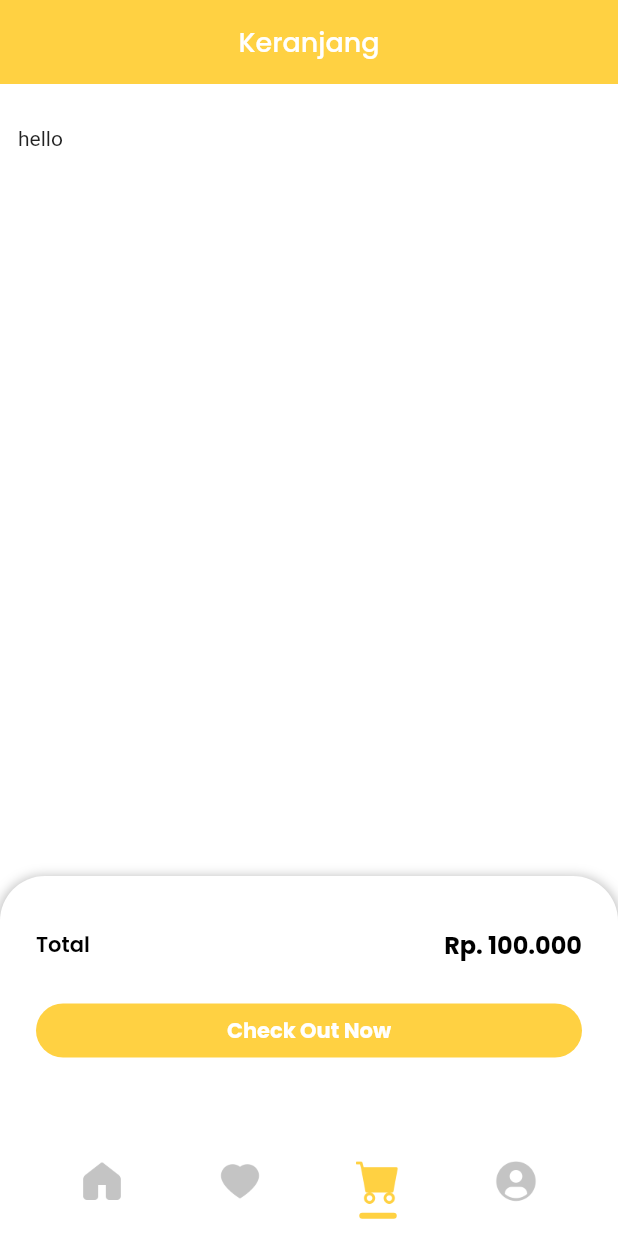
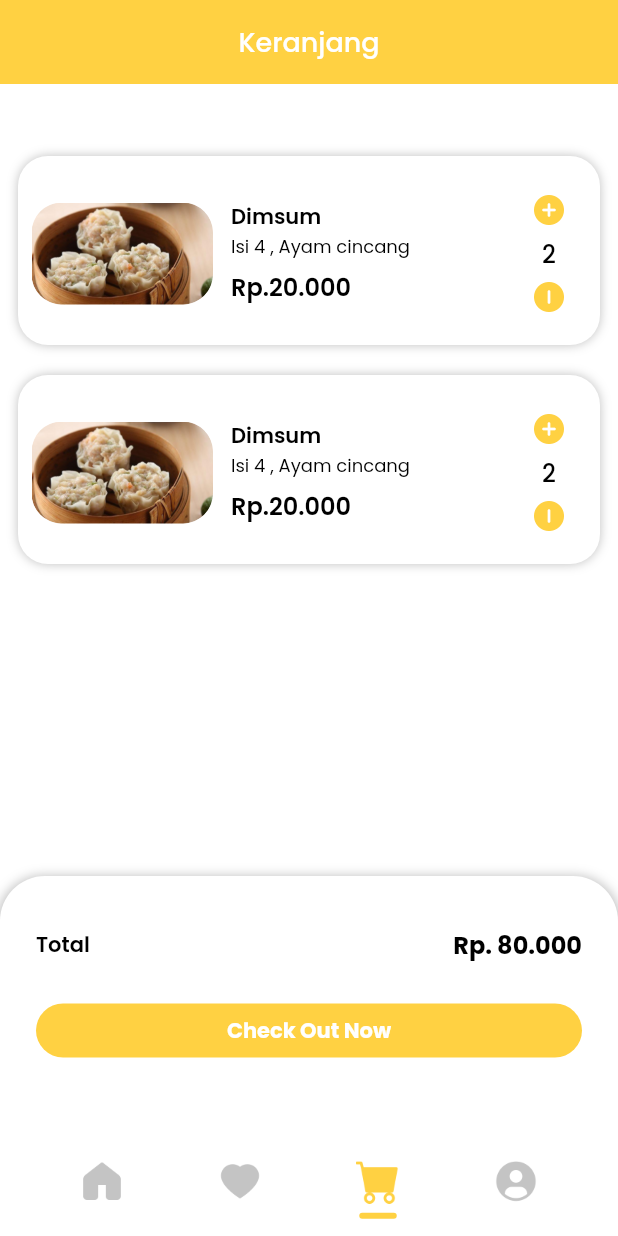
Before and after one commit to J-Orlant/hafoo, a Flutter app: the MainPage screen opened by its route, item 3 of the bottom bar chosen, on a phone screen of 412 x 824 dp. Run offline on Flutter 3.47's test engine with Material 2 defaults, Android fonts, the phone set to English and light mode, and no system bars; our stand-ins replace bloc, flutter_bloc, google_fonts.

Commit message:
Update cart card
update card untuk cart

```diff
--- a/lib/page/auth/login_page.dart
+++ b/lib/page/auth/login_page.dart
@@ -162,6 +162,7 @@ class LoginPage extends StatelessWidget {
     }
 
     return Scaffold(
+      resizeToAvoidBottomInset: false,
       body: SafeArea(
         child: SizedBox(
           width: width,
--- a/lib/page/cart/cart_page.dart
+++ b/lib/page/cart/cart_page.dart
@@ -2,6 +2,7 @@ import 'package:flutter/material.dart';
 import 'package:hafoo/bloc/page/page_cubit.dart';
 import 'package:hafoo/theme.dart';
 import 'package:flutter_bloc/flutter_bloc.dart';
+import 'package:hafoo/widget/cart_card.dart';
 
 class CartPage extends StatelessWidget {
   const CartPage({Key? key}) : super(key: key);
@@ -85,7 +86,8 @@ class CartPage extends StatelessWidget {
             vertical: 28,
           ),
           children: [
-            Text('hello'),
+            CartCard(),
+            CartCard(),
           ],
         ),
       );
--- a/lib/page/cart/detail_pembayaran_page.dart
+++ b/lib/page/cart/detail_pembayaran_page.dart
@@ -223,7 +223,7 @@ class DetailPembayaranPage extends StatelessWidget {
                   style: blackTextStyle,
                 ),
                 Text(
-                  'Rp. 90.000',
+                  'Rp. 80.000',
                   style: blackTextStyle,
                 ),
               ],
@@ -266,7 +266,7 @@ class DetailPembayaranPage extends StatelessWidget {
                   ),
                 ),
                 Text(
-                  'Rp. 100.000',
+                  'Rp. 90.000',
                   style: blackTextStyle.copyWith(
                     fontWeight: semiBold,
                   ),
@@ -362,7 +362,7 @@ class DetailPembayaranCard extends StatelessWidget {
                 decoration: BoxDecoration(
                   borderRadius: BorderRadius.circular(20),
                   image: DecorationImage(
-                    image: AssetImage('assets/image_risoles.png'),
+                    image: AssetImage('assets/image_dimsum.png'),
                     fit: BoxFit.cover,
                   ),
                 ),
@@ -384,7 +384,7 @@ class DetailPembayaranCard extends StatelessWidget {
                       height: 4,
                     ),
                     Text(
-                      'Rp. 40.000',
+                      'Rp. 80.000',
                       style: blackTextStyle.copyWith(
                         fontSize: 16,
                         fontWeight: semiBold,
--- a/lib/page/favorite/favorite_page.dart
+++ b/lib/page/favorite/favorite_page.dart
@@ -36,7 +36,7 @@ class FavoritePage extends StatelessWidget {
               ),
               SizedBox(height: 23),
               Text(
-                "Belum mempunyai makanan favorite?",
+                "Belum mempunyai makanan favorit?",
                 style: blackTextStyle.copyWith(
                   fontSize: 16,
                   fontWeight: medium,
--- a/lib/page/main_page.dart
+++ b/lib/page/main_page.dart
@@ -117,7 +117,7 @@ class BottomNavigationCart extends StatelessWidget {
                 ),
                 Expanded(
                   child: Text(
-                    'Rp. 100.000',
+                    'Rp. 80.000',
                     style: blackTextStyle.copyWith(
                       fontSize: 16,
                       fontWeight: bold,
--- a/lib/page/profile/edit_profile.dart
+++ b/lib/page/profile/edit_profile.dart
@@ -146,7 +146,9 @@ class EditProfilePage extends StatelessWidget {
               Icons.check,
               color: Color(0xffED6B63),
             ),
-            onPressed: () {},
+            onPressed: () {
+              Navigator.pop(context);
+            },
           ),
         ],
       ),
--- /dev/null
+++ b/lib/widget/cart_card.dart
@@ -0,0 +1,107 @@
+import 'package:flutter/material.dart';
+import 'package:hafoo/theme.dart';
+
+class CartCard extends StatefulWidget {
+  // CartCard({});
+
+  @override
+  State<CartCard> createState() => _CartCardState();
+}
+
+class _CartCardState extends State<CartCard> {
+  int jumlah = 2;
+  @override
+  Widget build(BuildContext context) {
+    return Container(
+      margin: EdgeInsets.only(top: 20),
+      padding: EdgeInsets.only(
+        top: 26,
+        bottom: 22,
+        left: 9,
+        right: 24,
+      ),
+      decoration: BoxDecoration(
+        color: kWhiteColor,
+        borderRadius: BorderRadius.circular(20),
+        boxShadow: [
+          BoxShadow(
+            color: kBlackColor.withOpacity(0.25),
+            blurRadius: 5,
+          ),
+        ],
+      ),
+      child: Row(
+        children: [
+          ClipRRect(
+            borderRadius: BorderRadius.circular(20),
+            child: Image.asset(
+              'assets/image_dimsum.png',
+              width: 121,
+            ),
+          ),
+          SizedBox(width: 12),
+          Expanded(
+            child: Column(
+              crossAxisAlignment: CrossAxisAlignment.start,
+              children: [
+                Text(
+                  "Dimsum",
+                  style: blackTextStyle.copyWith(
+                    fontWeight: semiBold,
+                  ),
+                ),
+                Text(
+                  "Isi 4 , Ayam cincang",
+                  style: blackTextStyle.copyWith(
+                    fontSize: 12,
+                  ),
+                ),
+                SizedBox(height: 6),
+                Text(
+                  "Rp.20.000",
+                  style: blackTextStyle.copyWith(
+                    fontSize: 16,
+                    fontWeight: semiBold,
+                  ),
+                ),
+              ],
+            ),
+          ),
+          Column(
+            children: [
+              GestureDetector(
+                onTap: () {
+                  setState(() => jumlah++);
+                },
+                child: Image.asset(
+                  'assets/icon_add.png',
+                  width: 20,
+                ),
+              ),
+              SizedBox(height: 7),
+              Text(
+                jumlah.toString(),
+                style: blackTextStyle.copyWith(
+                  fontSize: 16,
+                  fontWeight: medium,
+                ),
+              ),
+              SizedBox(height: 7),
+              jumlah != 0
+                  ? GestureDetector(
+                      onTap: () {
+                        setState(() => jumlah--);
+                      },
+                      child: Image.asset(
+                        'assets/icon_min.png',
+                        width: 20,
+                      ),
+                    )
+                  : SizedBox(),
+            ],
+          ),
+        ],
+      ),
+    );
+  }
+}
```
Also changed, not shown: assets/icon_add.png (added), assets/icon_min.png (added), assets/image_dimsum.png (added).
